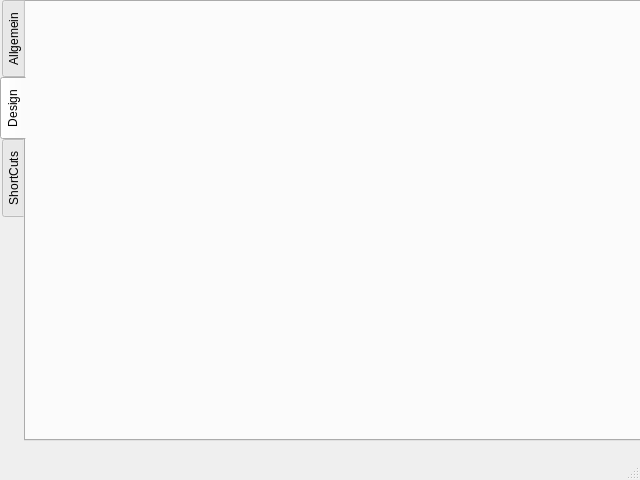
Above: code/src/main/python/view/settingsview/settings_window.ui from felixdittrich92/mission-uncuttable before the change. Below: the same form after it.
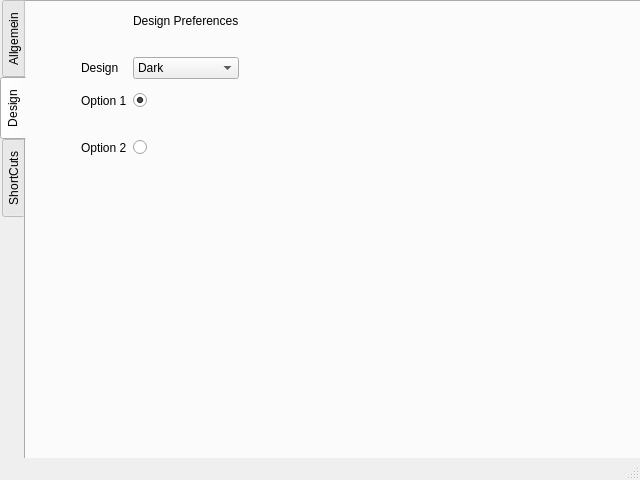
That is the form after the change. The open tabs and pages were chosen to show the change.

Commit message: added widgets to design window

Diff of the .ui file:
```diff
--- a/code/src/main/python/view/settingsview/settings_window.ui
+++ b/code/src/main/python/view/settingsview/settings_window.ui
@@ -19,8 +19,8 @@
      <rect>
       <x>0</x>
       <y>0</y>
-      <width>641</width>
-      <height>441</height>
+      <width>661</width>
+      <height>461</height>
      </rect>
     </property>
     <property name="tabPosition">
@@ -38,6 +38,207 @@
      <attribute name="title">
       <string>Design</string>
      </attribute>
+     <layout class="QGridLayout" name="gridLayout">
+      <item row="0" column="2">
+       <widget class="QLabel" name="label_2">
+        <property name="text">
+         <string>Design Preferences</string>
+        </property>
+       </widget>
+      </item>
+      <item row="2" column="1">
+       <widget class="QLabel" name="label">
+        <property name="layoutDirection">
+         <enum>Qt::LeftToRight</enum>
+        </property>
+        <property name="autoFillBackground">
+         <bool>false</bool>
+        </property>
+        <property name="text">
+         <string>Design</string>
+        </property>
+       </widget>
+      </item>
+      <item row="2" column="2">
+       <widget class="QComboBox" name="comboBox">
+        <item>
+         <property name="text">
+          <string>Dark</string>
+         </property>
+        </item>
+        <item>
+         <property name="text">
+          <string>Light</string>
+         </property>
+        </item>
+       </widget>
+      </item>
+      <item row="4" column="1">
+       <widget class="QLabel" name="label_3">
+        <property name="layoutDirection">
+         <enum>Qt::LeftToRight</enum>
+        </property>
+        <property name="autoFillBackground">
+         <bool>false</bool>
+        </property>
+        <property name="text">
+         <string>Option 1</string>
+        </property>
+       </widget>
+      </item>
+      <item row="6" column="1">
+       <widget class="QLabel" name="label_4">
+        <property name="layoutDirection">
+         <enum>Qt::LeftToRight</enum>
+        </property>
+        <property name="autoFillBackground">
+         <bool>false</bool>
+        </property>
+        <property name="text">
+         <string>Option 2</string>
+        </property>
+       </widget>
+      </item>
+      <item row="5" column="3" rowspan="2">
+       <spacer name="horizontalSpacer_3">
+        <property name="orientation">
+         <enum>Qt::Horizontal</enum>
+        </property>
+        <property name="sizeHint" stdset="0">
+         <size>
+          <width>40</width>
+          <height>20</height>
+         </size>
+        </property>
+       </spacer>
+      </item>
+      <item row="3" column="1">
+       <spacer name="verticalSpacer_3">
+        <property name="orientation">
+         <enum>Qt::Vertical</enum>
+        </property>
+        <property name="sizeType">
+         <enum>QSizePolicy::Maximum</enum>
+        </property>
+        <property name="sizeHint" stdset="0">
+         <size>
+          <width>20</width>
+          <height>8</height>
+         </size>
+        </property>
+       </spacer>
+      </item>
+      <item row="0" column="3">
+       <spacer name="horizontalSpacer_2">
+        <property name="orientation">
+         <enum>Qt::Horizontal</enum>
+        </property>
+        <property name="sizeHint" stdset="0">
+         <size>
+          <width>40</width>
+          <height>20</height>
+         </size>
+        </property>
+       </spacer>
+      </item>
+      <item row="5" column="0">
+       <spacer name="horizontalSpacer_4">
+        <property name="orientation">
+         <enum>Qt::Horizontal</enum>
+        </property>
+        <property name="sizeType">
+         <enum>QSizePolicy::Maximum</enum>
+        </property>
+        <property name="sizeHint" stdset="0">
+         <size>
+          <width>40</width>
+          <height>20</height>
+         </size>
+        </property>
+       </spacer>
+      </item>
+      <item row="1" column="1" colspan="2">
+       <spacer name="verticalSpacer_2">
+        <property name="orientation">
+         <enum>Qt::Vertical</enum>
+        </property>
+        <property name="sizeType">
+         <enum>QSizePolicy::Maximum</enum>
+        </property>
+        <property name="sizeHint" stdset="0">
+         <size>
+          <width>20</width>
+          <height>20</height>
+         </size>
+        </property>
+       </spacer>
+      </item>
+      <item row="5" column="1">
+       <spacer name="verticalSpacer_5">
+        <property name="orientation">
+         <enum>Qt::Vertical</enum>
+        </property>
+        <property name="sizeType">
+         <enum>QSizePolicy::Maximum</enum>
+        </property>
+        <property name="sizeHint" stdset="0">
+         <size>
+          <width>20</width>
+          <height>8</height>
+         </size>
+        </property>
+       </spacer>
+      </item>
+      <item row="7" column="1">
+       <spacer name="verticalSpacer">
+        <property name="orientation">
+         <enum>Qt::Vertical</enum>
+        </property>
+        <property name="sizeHint" stdset="0">
+         <size>
+          <width>20</width>
+          <height>40</height>
+         </size>
+        </property>
+       </spacer>
+      </item>
+      <item row="6" column="2">
+       <widget class="QRadioButton" name="radioButton_2">
+        <property name="text">
+         <string/>
+        </property>
+       </widget>
+      </item>
+      <item row="4" column="2">
+       <widget class="QRadioButton" name="radioButton">
+        <property name="text">
+         <string/>
+        </property>
+        <property name="checkable">
+         <bool>true</bool>
+        </property>
+        <property name="checked">
+         <bool>true</bool>
+        </property>
+        <property name="autoExclusive">
+         <bool>false</bool>
+        </property>
+       </widget>
+      </item>
+      <item row="0" column="0" colspan="2">
+       <spacer name="horizontalSpacer">
+        <property name="orientation">
+         <enum>Qt::Horizontal</enum>
+        </property>
+        <property name="sizeHint" stdset="0">
+         <size>
+          <width>40</width>
+          <height>20</height>
+         </size>
+        </property>
+       </spacer>
+      </item>
+     </layout>
     </widget>
     <widget class="QWidget" name="tab_3">
      <attribute name="title">
```
Left out of the diff: 4 changed lines with no effect on the pictures.
